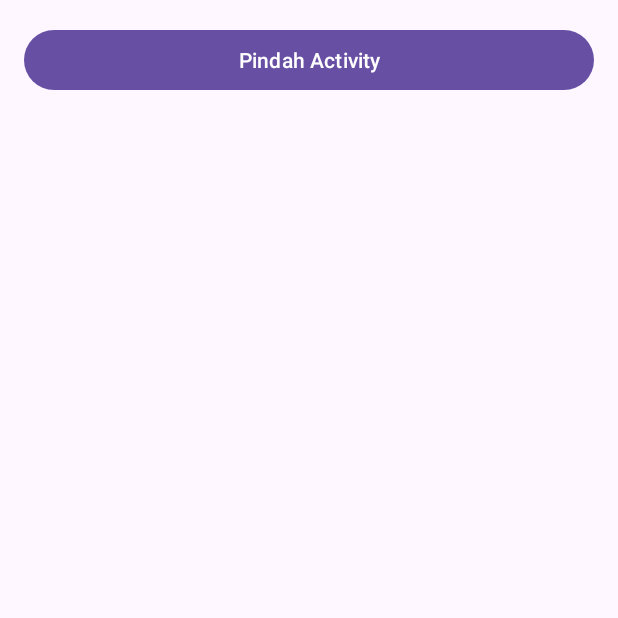
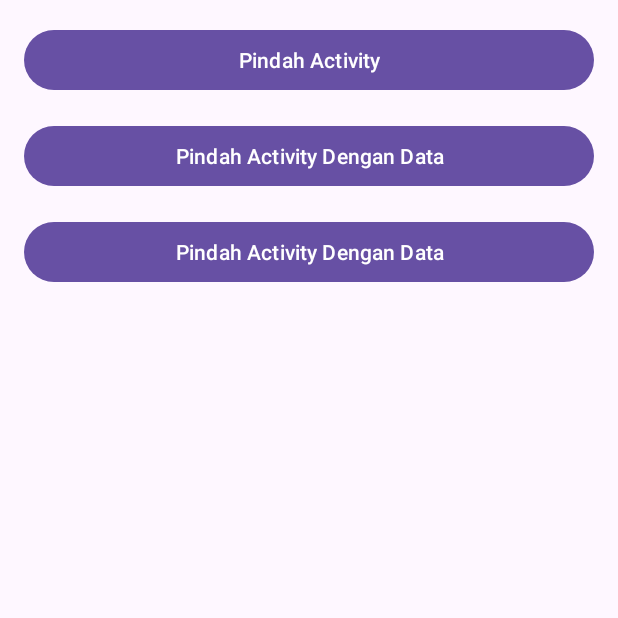
Before and after one commit to Hylxnn/Intent, an Android app: the screen it shows after launch (MainActivity), on a phone screen of 412 x 824 dp, the top half of it. Run offline under Robolectric (Android 15) with nearby library versions, the phone set to English and light mode, and no system bars.

Commit message:
fixxed from horizontal to vertical orientation

```diff
--- a/app/src/main/java/com/example/intent/MainActivity.kt
+++ b/app/src/main/java/com/example/intent/MainActivity.kt
@@ -1,6 +1,7 @@
 package com.example.intent
 
 import android.content.Intent
+import android.net.Uri
 import android.os.Bundle
 import android.view.View
 import android.widget.Button
@@ -10,6 +11,7 @@ import androidx.core.view.ViewCompat
 import androidx.core.view.WindowInsetsCompat
 
 class MainActivity : AppCompatActivity(), View.OnClickListener {
+
     override fun onCreate(savedInstanceState: Bundle?) {
         super.onCreate(savedInstanceState)
         setContentView(R.layout.activity_main)
@@ -19,6 +21,9 @@ class MainActivity : AppCompatActivity(), View.OnClickListener {
 
         val btnMoveWithDataActivity: Button = findViewById(R.id.btn_move_activity_data)
         btnMoveWithDataActivity.setOnClickListener(this)
+
+        val btnDialPhone: Button = findViewById(R.id.btn_dial_number)
+        btnDialPhone.setOnClickListener(this)
     }
 
     override fun onClick(v: View) {
@@ -30,9 +35,15 @@ class MainActivity : AppCompatActivity(), View.OnClickListener {
 
             R.id.btn_move_activity_data -> {
                 val moveWithDataIntent = Intent(this@MainActivity, MoveWithDataActivity::class.java)
-                moveWithDataIntent.putExtra(MoveWithDataActivity.EXTRA_NAME, "Zhapran ni Boy")
+                moveWithDataIntent.putExtra(MoveWithDataActivity.EXTRA_NAME, "DicodingAcademy Boy")
                 moveWithDataIntent.putExtra(MoveWithDataActivity.EXTRA_AGE, 5)
                 startActivity(moveWithDataIntent)
+            }
+
+            R.id.btn_dial_number -> {
+                val phoneNumber = "081210841382"
+                val dialPhoneIntent = Intent(Intent.ACTION_DIAL, Uri.parse("tel:$phoneNumber"))
+                startActivity(dialPhoneIntent)
             }
         }
     }
--- a/app/src/main/res/layout/activity_main.xml
+++ b/app/src/main/res/layout/activity_main.xml
@@ -5,7 +5,7 @@
     android:id="@+id/main"
     android:layout_width="match_parent"
     android:layout_height="match_parent"
-    android:orientation="horizontal"
+    android:orientation="vertical"
     android:padding="16dp"
     tools:context=".MainActivity">
 
@@ -23,4 +23,11 @@
         android:layout_marginBottom="16dp"
         android:text="@string/move_with_data" />
 
+    <Button
+        android:id="@+id/btn_dial_number"
+        android:layout_width="match_parent"
+        android:layout_height="wrap_content"
+        android:layout_marginBottom="16dp"
+        android:text="@string/move_with_data" />
+
 </LinearLayout>
```
